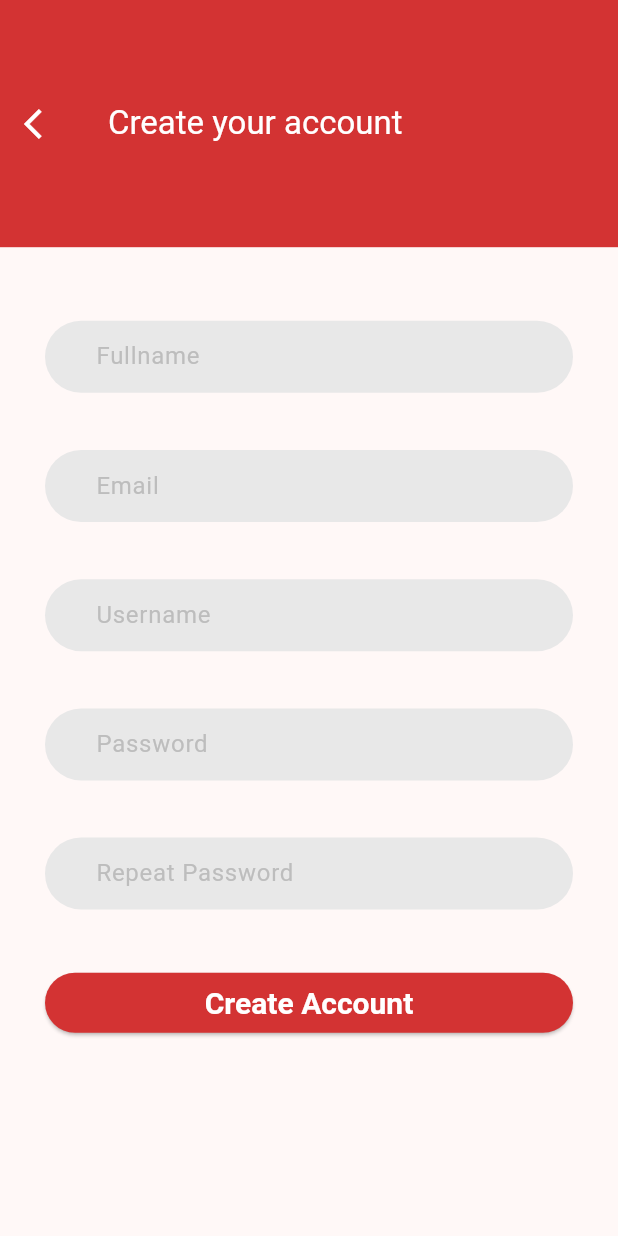
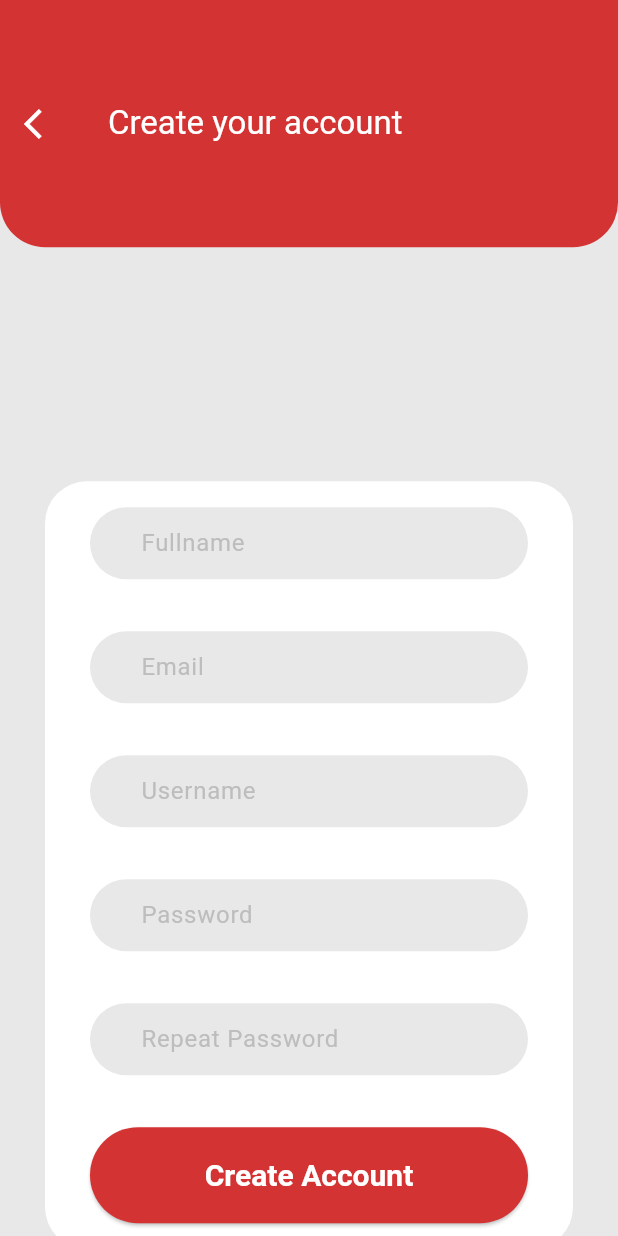
Before and after one commit to Bipoeman/Softdev-2-Group-1-Frontend, a Flutter app: the screen it shows after launch, after a tap on "Create an account", on a phone screen of 412 x 824 dp. Run offline on Flutter 3.47's test engine with Material 3 defaults, Android fonts, the phone set to English and light mode, and no system bars.

Commit message:
Partially implement responsive

```diff
--- a/lib/User/login.dart
+++ b/lib/User/login.dart
@@ -65,7 +65,7 @@ class _LoginPageState extends State<LoginPage> {
                   ),
                   Container(
                     padding: const EdgeInsets.all(20),
-                    margin: const EdgeInsets.fromLTRB(30, 30, 30, 30),
+                    margin: const EdgeInsets.all(30),
                     width: [512.0, size.width * 0.8].reduce(min),
                     height: 360,
                     decoration: BoxDecoration(
@@ -84,7 +84,7 @@ class _LoginPageState extends State<LoginPage> {
                               labelStyle: TextStyle(color: Colors.grey[400]),
                               contentPadding:
                                   const EdgeInsets.fromLTRB(30, 0, 5, 0),
-                              labelText: "Email",
+                              labelText: "Email or Username",
                               prefixIconColor: Colors.white,
                               prefixIcon: const Icon(Icons.person),
                               border: OutlineInputBorder(
--- a/lib/User/register.dart
+++ b/lib/User/register.dart
@@ -1,4 +1,5 @@
 import 'package:flutter/material.dart';
+import 'dart:math';
 
 const Color backgroundColor = Color(0xffe8e8e8);
 const Color mainColor = Color(0xffd33333);
@@ -42,8 +43,9 @@ class _RegisterPageState extends State<RegisterPage> {
     Size size = MediaQuery.of(context).size;
     return SafeArea(
       child: Scaffold(
+        backgroundColor: backgroundColor,
         appBar: AppBar(
-          toolbarHeight: size.height * 0.2,
+          toolbarHeight: [256.0, size.height * 0.2].reduce(min),
           title: const Text(
             "Create your account",
             style: TextStyle(
@@ -61,14 +63,32 @@ class _RegisterPageState extends State<RegisterPage> {
               Navigator.pop(context);
             },
           ),
+          elevation: 0,
+          shape: const RoundedRectangleBorder(
+            borderRadius: BorderRadius.vertical(
+              bottom: Radius.circular(30),
+            ),
+          ),
         ),
         body: SingleChildScrollView(
           child: ConstrainedBox(
-            constraints: BoxConstraints(maxHeight: size.height * 0.7),
-            child: Padding(
-              padding: const EdgeInsets.all(30),
+            constraints: BoxConstraints(
+              minHeight: size.height - MediaQuery.of(context).padding.top,
+            ),
+            child: Center(
+              child: Container(
+                margin: const EdgeInsets.all(30),
+                padding: const EdgeInsets.fromLTRB(30, 0, 30, 0),
+                width: [512.0, size.width * 0.9].reduce(min),
+                height: 512,
+                decoration: BoxDecoration(
+                  borderRadius: BorderRadius.circular(28),
+                  color: Colors.white,
+                ),
+                child: Expanded(
                   child: Column(
-                mainAxisAlignment: MainAxisAlignment.spaceAround,
+                    mainAxisAlignment: MainAxisAlignment
+                        .spaceAround, // Adjust the spacing here
                     children: [
                       textField(
                         labelText: "Fullname",
@@ -77,7 +97,8 @@ class _RegisterPageState extends State<RegisterPage> {
                       textField(
                         labelText: "Email",
                         fillColor: backgroundColor,
-                      inputType: TextInputType.emailAddress),
+                        inputType: TextInputType.emailAddress,
+                      ),
                       textField(
                         labelText: "Username",
                         fillColor: backgroundColor,
@@ -94,6 +115,7 @@ class _RegisterPageState extends State<RegisterPage> {
                       ),
                       SizedBox(
                         width: double.infinity,
+                        height: 64, // Updated height
                         child: ElevatedButton(
                           style: ElevatedButton.styleFrom(
                             backgroundColor: mainColor,
@@ -114,6 +136,8 @@ class _RegisterPageState extends State<RegisterPage> {
               ),
             ),
           ),
+        ),
+      ),
     );
   }
 }
```
Lines whose indentation alone changed are shown as unchanged.
